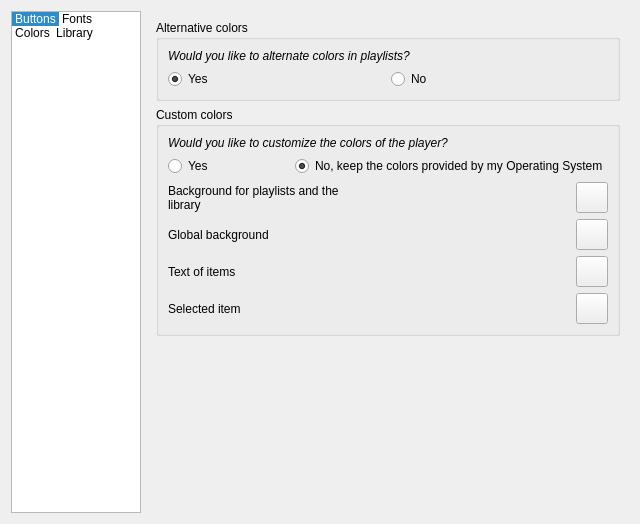
Old version of the form code/MiamPlayer/customizetheme.ui in the repository MBach/Miam-Player.
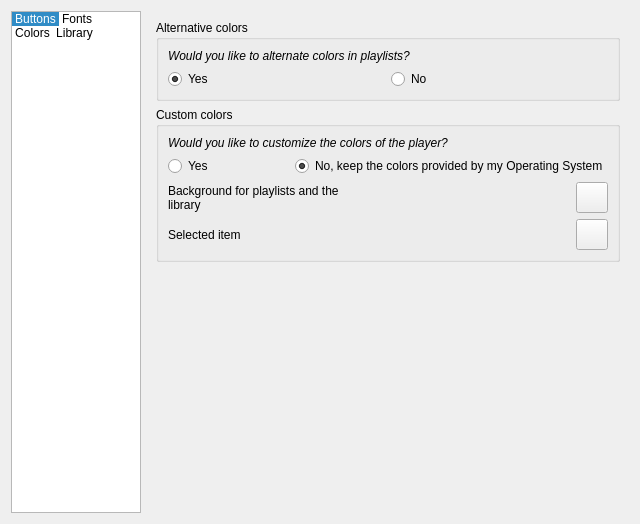
New version of the form. The open tabs and pages were chosen to show the change. Icons and pictures are not drawn. Custom widgets are drawn as their Qt base class.

Commit message: Customize colors

What changed in the file:
```diff
--- a/code/MiamPlayer/customizetheme.ui
+++ b/code/MiamPlayer/customizetheme.ui
@@ -1197,13 +1197,6 @@
               </property>
              </widget>
             </item>
-            <item row="1" column="0">
-             <widget class="QLabel" name="labelGlobalBackground">
-              <property name="text">
-               <string>Global background</string>
-              </property>
-             </widget>
-            </item>
             <item row="0" column="2">
              <widget class="QToolButton" name="bgPrimaryColorToolButton">
               <property name="text">
@@ -1221,14 +1214,7 @@
               </property>
              </widget>
             </item>
-            <item row="2" column="0">
-             <widget class="QLabel" name="labelItems">
-              <property name="text">
-               <string>Text of items</string>
-              </property>
-             </widget>
-            </item>
-            <item row="3" column="0">
+            <item row="1" column="0">
              <widget class="QLabel" name="labelSelectedItem">
               <property name="text">
                <string>Selected item</string>
@@ -1236,38 +1222,6 @@
              </widget>
             </item>
             <item row="1" column="1">
-             <widget class="Reflector" name="globalBackgroundColorWidget" native="true">
-              <property name="minimumSize">
-               <size>
-                <width>0</width>
-                <height>30</height>
-               </size>
-              </property>
-              <property name="styleSheet">
-               <string notr="true">Reflector { border: 1px solid #707070; background-color: #f0f0f0; }</string>
-              </property>
-              <property name="CustomColors" stdset="0">
-               <string notr="true" extracomment="QPalette::Window">10</string>
-              </property>
-             </widget>
-            </item>
-            <item row="2" column="1">
-             <widget class="Reflector" name="itemColorWidget" native="true">
-              <property name="minimumSize">
-               <size>
-                <width>0</width>
-                <height>30</height>
-               </size>
-              </property>
-              <property name="styleSheet">
-               <string notr="true">Reflector { border: 1px solid #707070; background-color: #000000; }</string>
-              </property>
-              <property name="CustomColors" stdset="0">
-               <string notr="true" extracomment="QPalette::WindowText">0</string>
-              </property>
-             </widget>
-            </item>
-            <item row="3" column="1">
              <widget class="Reflector" name="selectedItemColorWidget" native="true">
               <property name="minimumSize">
                <size>
@@ -1275,49 +1229,12 @@
                 <height>30</height>
                </size>
               </property>
-              <property name="styleSheet">
-               <string notr="true">Reflector { border: 1px solid #707070; background-color: #d6eefb; }</string>
-              </property>
               <property name="CustomColors" stdset="0">
                <string notr="true" extracomment="QPalette::Highlight">12</string>
               </property>
              </widget>
             </item>
             <item row="1" column="2">
-             <widget class="QToolButton" name="globalBackgroundColorToolButton">
-              <property name="text">
-               <string/>
-              </property>
-              <property name="icon">
-               <iconset resource="mmmmp.qrc">
-                <normaloff>:/config/palette</normaloff>:/config/palette</iconset>
-              </property>
-              <property name="iconSize">
-               <size>
-                <width>24</width>
-                <height>24</height>
-               </size>
-              </property>
-             </widget>
-            </item>
-            <item row="2" column="2">
-             <widget class="QToolButton" name="itemColorToolButton">
-              <property name="text">
-               <string/>
-              </property>
-              <property name="icon">
-               <iconset resource="mmmmp.qrc">
-                <normaloff>:/config/palette</normaloff>:/config/palette</iconset>
-              </property>
-              <property name="iconSize">
-               <size>
-                <width>24</width>
-                <height>24</height>
-               </size>
-              </property>
-             </widget>
-            </item>
-            <item row="3" column="2">
              <widget class="QToolButton" name="selectedItemColorToolButton">
               <property name="text">
                <string/>
```
Left out of the diff: 7 changed lines with no effect on the pictures. The commit also changes 15 other files.
